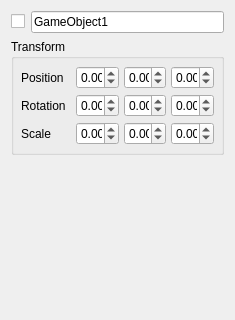
frame-r/RenderMaster, file src/editor/parameterswidget.ui: the form before one commit.
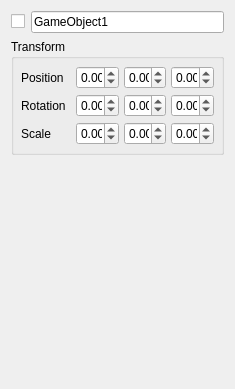
The form after the commit. Custom widgets are drawn as their Qt base class.

Patch:
```diff
--- a/src/editor/parameterswidget.ui
+++ b/src/editor/parameterswidget.ui
@@ -7,9 +7,15 @@
     <x>0</x>
     <y>0</y>
     <width>235</width>
-    <height>320</height>
+    <height>389</height>
    </rect>
   </property>
+  <property name="sizePolicy">
+   <sizepolicy hsizetype="Preferred" vsizetype="Preferred">
+    <horstretch>0</horstretch>
+    <verstretch>0</verstretch>
+   </sizepolicy>
+  </property>
   <property name="windowTitle">
    <string>Form</string>
   </property>
@@ -407,10 +413,13 @@
      <property name="orientation">
       <enum>Qt::Vertical</enum>
      </property>
+     <property name="sizeType">
+      <enum>QSizePolicy::Expanding</enum>
+     </property>
      <property name="sizeHint" stdset="0">
       <size>
-       <width>20</width>
-       <height>166</height>
+       <width>0</width>
+       <height>0</height>
       </size>
      </property>
     </spacer>
```
